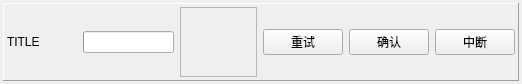
Old version of the form gui/src/widgets/SingleBurnWindow.ui in the repository kendryte/k230_burning_tool.
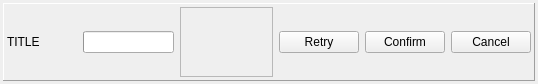
New version of the form. Icons and pictures are not drawn. Custom widgets are drawn as their Qt base class.

Patch:
```diff
--- a/gui/src/widgets/SingleBurnWindow.ui
+++ b/gui/src/widgets/SingleBurnWindow.ui
@@ -6,7 +6,7 @@
    <rect>
     <x>0</x>
     <y>0</y>
-    <width>522</width>
+    <width>538</width>
     <height>47</height>
    </rect>
   </property>
@@ -106,7 +106,7 @@
       <item>
        <widget class="QPushButton" name="btnRetry">
         <property name="text">
-         <string>重试</string>
+         <string>Retry</string>
         </property>
         <property name="icon">
          <iconset resource="../../resources/main.qrc">
@@ -120,7 +120,7 @@
       <item>
        <widget class="QPushButton" name="btnDismiss">
         <property name="text">
-         <string>确认</string>
+         <string>Confirm</string>
         </property>
         <property name="icon">
          <iconset resource="../../resources/main.qrc">
@@ -134,7 +134,7 @@
       <item>
        <widget class="QPushButton" name="btnTerminate">
         <property name="text">
-         <string>中断</string>
+         <string>Cancel</string>
         </property>
         <property name="icon">
          <iconset resource="../../resources/main.qrc">
```
